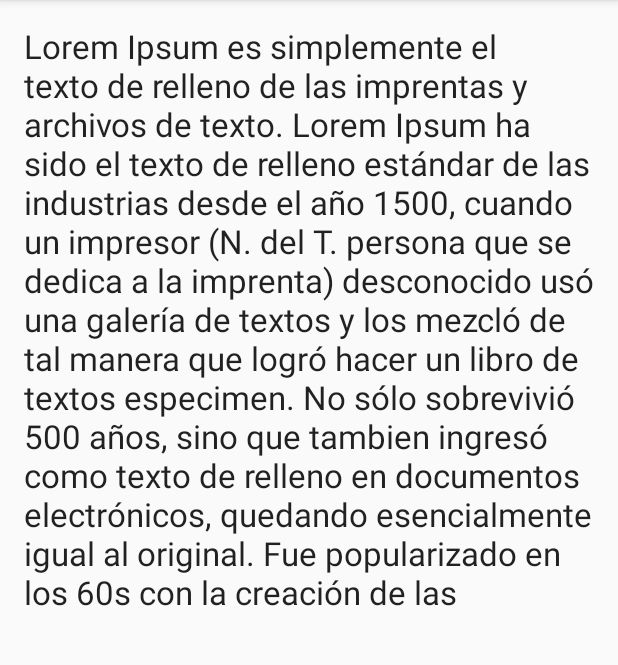
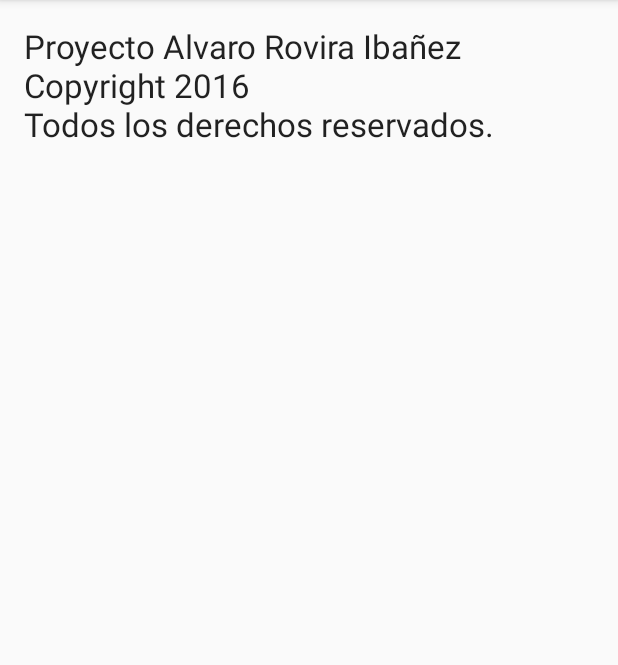
Before and after one commit to alvarorovira5/PMM, an Android app: the acerca_de screen opened directly, with no data from a screen before it, on a phone screen of 412 x 824 dp, the part 84-749 px from its top. Run offline under Robolectric (Android 15) with nearby library versions, the phone set to English and light mode, and no system bars.

Commit message:
Mejoras sobre el menu

```diff
--- a/EjercicioNavidad/app/src/main/java/com/example/alvaro/ejercicionavidad/MainActivity.java
+++ b/EjercicioNavidad/app/src/main/java/com/example/alvaro/ejercicionavidad/MainActivity.java
@@ -174,11 +174,14 @@ public class MainActivity extends AppCompatActivity {
                 startActivity(intentMain);
                 return true;
             case R.id.action_dibujo:
+                //Toast.makeText(MainActivity.this, "dibujo", Toast.LENGTH_SHORT).show();
                 Intent intentMain2 = new Intent(MainActivity.this,dibujo.class);
                 startActivity(intentMain2);
+                return true;
             case R.id.action_listarPedido:
                 Intent intentMain3 = new Intent(MainActivity.this,listarPedidos.class);
                 startActivity(intentMain3);
+                return true;
             default:
                 return super.onOptionsItemSelected(item);
         }
--- a/EjercicioNavidad/app/src/main/java/com/example/alvaro/ejercicionavidad/evento.java
+++ b/EjercicioNavidad/app/src/main/java/com/example/alvaro/ejercicionavidad/evento.java
@@ -139,7 +139,7 @@ public class evento extends AppCompatActivity {
     //Menu
     @Override
     public boolean onCreateOptionsMenu(Menu menu){
-        getMenuInflater().inflate(R.menu.menu,menu);
+        getMenuInflater().inflate(R.menu.menu_listar,menu);
 
 
         return true;
@@ -149,7 +149,7 @@ public class evento extends AppCompatActivity {
     public boolean onOptionsItemSelected(MenuItem item) {
         // Handle item selection
         switch (item.getItemId()) {
-            case R.id.action_listarPedido:
+            case R.id.action_listarPedido2:
                 Intent intentMain = new Intent(evento.this , listarPedidos.class);
                 startActivity(intentMain);
                 return true;
--- a/EjercicioNavidad/app/src/main/res/layout/activity_acerca_de.xml
+++ b/EjercicioNavidad/app/src/main/res/layout/activity_acerca_de.xml
@@ -13,7 +13,7 @@
         android:layout_width="wrap_content"
         android:layout_height="wrap_content"
         android:textAppearance="?android:attr/textAppearanceLarge"
-        android:text="Lorem Ipsum es simplemente el texto de relleno de las imprentas y archivos de texto. Lorem Ipsum ha sido el texto de relleno estándar de las industrias desde el año 1500, cuando un impresor (N. del T. persona que se dedica a la imprenta) desconocido usó una galería de textos y los mezcló de tal manera que logró hacer un libro de textos especimen. No sólo sobrevivió 500 años, sino que tambien ingresó como texto de relleno en documentos electrónicos, quedando esencialmente igual al original. Fue popularizado en los 60s con la creación de las"
+        android:text="Proyecto Alvaro Rovira Ibañez \nCopyright 2016\nTodos los derechos reservados. "
         android:id="@+id/textView5"
         android:layout_alignParentTop="true"
         android:layout_alignParentLeft="true"
```
Also changed, not shown: EjercicioNavidad/app/src/main/res/menu/menu_listar.xml (added, +7 -0 lines).
